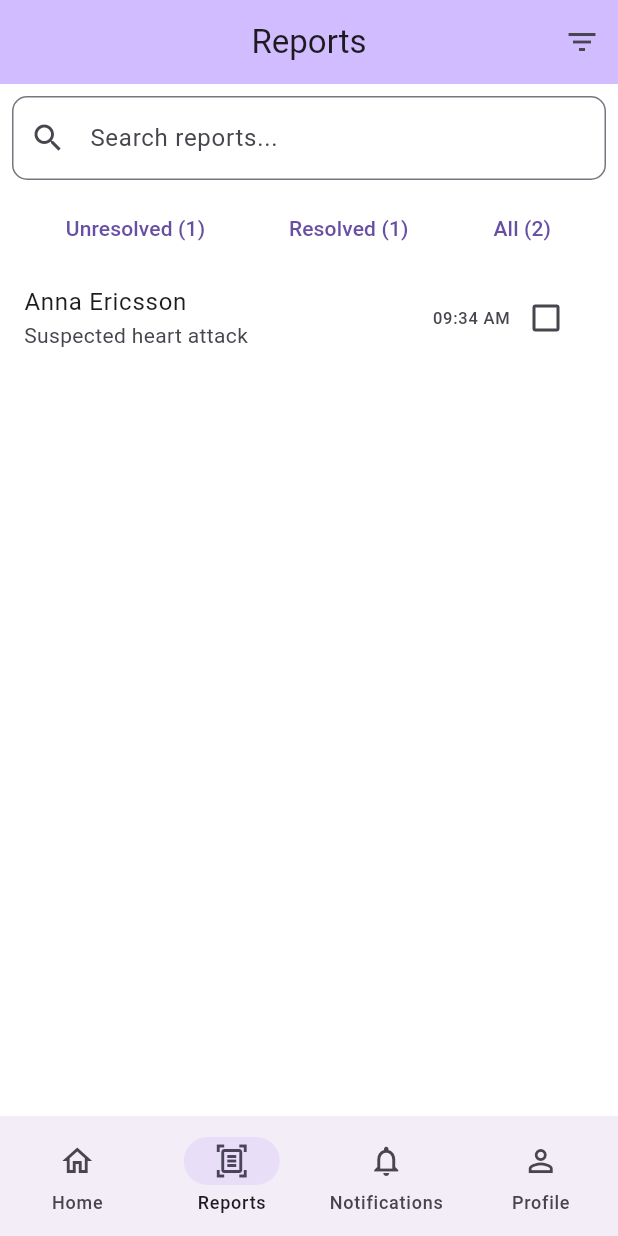
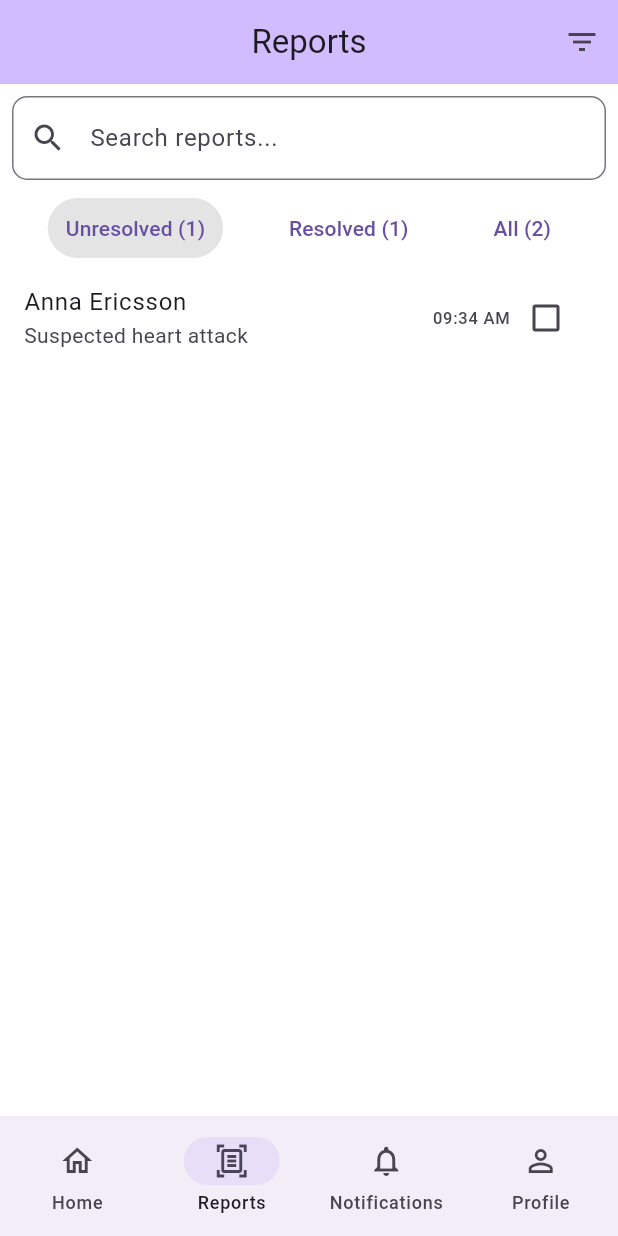
Before and after one commit to JonatanLindh/MediCall, a Flutter app: the DoctorReportsScreen screen opened by its route, on a phone screen of 412 x 824 dp. Run offline on Flutter 3.47's test engine with Material 3 defaults, Android fonts, the phone set to English and light mode, and no system bars; our stand-ins replace bloc, flutter_bloc, flutter_hooks, go_router.

Commit message:
feat: implement DoctorReportsCubit and DoctorReportsState for report management

```diff
--- /dev/null
+++ b/app/lib/screens/doctor/reports/cubit/doctor_reports_state.dart
@@ -0,0 +1,47 @@
+part of 'doctor_reports_cubit.dart';
+
+enum ReportStatus { unresolved, resolved, all }
+
+class DoctorReportsState {
+  DoctorReportsState(this.reports, this.statusFilter, this.searchText)
+      : unresolvedCount = reports.where((r) => !r.resolved).length,
+        resolvedCount = reports.where((r) => r.resolved).length,
+        allCount = reports.length,
+        filteredReports = reports.where((report) {
+          final matchStatus = statusFilter == ReportStatus.all ||
+              (statusFilter == ReportStatus.resolved && report.resolved) ||
+              (statusFilter == ReportStatus.unresolved && !report.resolved);
+
+          final matchSearch = '${report.name} ${report.description}'
+              .toLowerCase()
+              .contains(searchText.toLowerCase());
+
+          return matchStatus && matchSearch;
+        }).toList();
+
+  final List<Report> reports;
+
+  final int unresolvedCount;
+  final int resolvedCount;
+  final int allCount;
+
+  final String searchText;
+  final ReportStatus statusFilter;
+  final List<Report> filteredReports;
+
+  DoctorReportsState copyWith({
+    List<Report>? reports,
+    ReportStatus? statusFilter,
+    String? searchText,
+  }) {
+    return DoctorReportsState(
+      reports ?? this.reports,
+      statusFilter ?? this.statusFilter,
+      searchText ?? this.searchText,
+    );
+  }
+}
+
+final class DoctorReportsInitial extends DoctorReportsState {
+  DoctorReportsInitial() : super(fakeReports, ReportStatus.unresolved, '');
+}
--- /dev/null
+++ b/app/lib/screens/doctor/reports/data/report.dart
@@ -0,0 +1,31 @@
+class Report {
+  Report({
+    required this.id,
+    required this.name,
+    required this.description,
+    required this.time,
+    this.resolved = false,
+  });
+
+  final String id;
+  final String name;
+  final String description;
+  final String time;
+  bool resolved;
+}
+
+final List<Report> fakeReports = [
+  Report(
+    id: '1',
+    name: 'Anna Ericsson',
+    description: 'Suspected heart attack',
+    time: '09:34 AM',
+  ),
+  Report(
+    id: '2',
+    name: 'Sven Pettersson',
+    description: 'Fever',
+    time: 'April 14',
+    resolved: true,
+  ),
+];
--- a/app/lib/screens/doctor/reports/view/doctor_reports_screen.dart
+++ b/app/lib/screens/doctor/reports/view/doctor_reports_screen.dart
@@ -1,38 +1,31 @@
 import 'package:flutter/material.dart';
+import 'package:flutter_bloc/flutter_bloc.dart';
+import 'package:flutter_hooks/flutter_hooks.dart';
+import 'package:go_router/go_router.dart';
+import 'package:medicall/screens/doctor/reports/cubit/doctor_reports_cubit.dart';
 
-class DoctorReportsScreen extends StatefulWidget {
+class DoctorReportsScreen extends HookWidget {
   const DoctorReportsScreen({super.key});
 
-  @override
-  State<DoctorReportsScreen> createState() => _DoctorReportsPageState();
+  void filter(BuildContext context, ReportStatus status) {
+    context.read<DoctorReportsCubit>().filterStatus(status);
   }
-
-class _DoctorReportsPageState extends State<DoctorReportsScreen> {
-  final TextEditingController _searchController = TextEditingController();
-  String _filter = 'unresolved'; // 'unresolved' or 'resolved'
-
-  final List<Report> _reports = [
-    Report(name: 'Anna Ericsson', description: 'Suspected heart attack', time: '09:34 AM', resolved: false),
-    Report(name: 'Sven Pettersson', description: 'Fever', time: 'April 14', resolved: true),
-  ];
 
   @override
   Widget build(BuildContext context) {
-    final filteredReports = _reports.where((r) {
-      final matchFilter = _filter == 'unresolved'
-          ? !r.resolved
-          : _filter == 'resolved'
-              ? r.resolved
-              : true; // 'all' case
-      final matchSearch = '${r.name} ${r.description}'.toLowerCase().contains(_searchController.text.toLowerCase());
-      return matchFilter && matchSearch;
-    }).toList();
+    final searchController = useTextEditingController();
 
-    final unresolvedCount = _reports.where((r) => !r.resolved).length;
-    final resolvedCount = _reports.where((r) => r.resolved).length;
-    final allCount = _reports.length;
+    return BlocProvider(
+      create: (context) {
+        final cubit = DoctorReportsCubit();
 
-    return Scaffold(
+        searchController.addListener(() {
+          cubit.searchChanged(searchController.text);
+        });
+
+        return cubit;
+      },
+      child: Scaffold(
         backgroundColor: Colors.white,
         appBar: AppBar(
           title: const Text('Reports'),
@@ -41,78 +34,89 @@ class _DoctorReportsPageState extends State<DoctorReportsScreen> {
             IconButton(
               icon: const Icon(Icons.filter_list),
               onPressed: () {
-              showModalBottomSheet(
+                showModalBottomSheet<void>(
                   context: context,
-                builder: (context) => Column(
+                  builder: (context) =>
+                      BlocBuilder<DoctorReportsCubit, DoctorReportsState>(
+                    builder: (context, state) {
+                      return Column(
                         mainAxisSize: MainAxisSize.min,
                         children: [
                           ListTile(
-                      title: Text('Unresolved ($unresolvedCount)'),
+                            title: Text(
+                              'Unresolved (${state.unresolvedCount})',
+                            ),
                             onTap: () {
-                        setState(() => _filter = 'unresolved');
-                        Navigator.pop(context);
+                              filter(context, ReportStatus.unresolved);
+                              context.pop();
                             },
                           ),
                           ListTile(
-                      title: Text('Resolved ($resolvedCount)'),
+                            title: Text('Resolved (${state.resolvedCount})'),
                             onTap: () {
-                        setState(() => _filter = 'resolved');
-                        Navigator.pop(context);
+                              filter(context, ReportStatus.resolved);
+                              context.pop();
                             },
                           ),
                           ListTile(
-                      title: Text('All ($allCount)'),
+                            title: Text('All (${state.allCount})'),
                             onTap: () {
-                        setState(() => _filter = 'all');
-                        Navigator.pop(context);
+                              filter(context, ReportStatus.all);
+                              context.pop();
+                            },
+                          ),
+                        ],
+                      );
+                    },
+                  ),
+                );
               },
             ),
           ],
         ),
-              );
-            },
-          )
-        ],
-      ),
-      body: Column(
+        body: BlocBuilder<DoctorReportsCubit, DoctorReportsState>(
+          builder: (context, state) {
+            return Column(
               children: [
                 Padding(
-            padding: const EdgeInsets.all(8.0),
+                  padding: const EdgeInsets.all(8),
                   child: TextField(
-              controller: _searchController,
+                    controller: searchController,
                     decoration: InputDecoration(
                       hintText: 'Search reports...',
                       prefixIcon: const Icon(Icons.search),
                       border: OutlineInputBorder(
                         borderRadius: BorderRadius.circular(10),
-                  borderSide: const BorderSide(color: Colors.grey, width: 1),
+                        borderSide: const BorderSide(color: Colors.grey),
                       ),
                     ),
-              onChanged: (_) => setState(() {}),
                   ),
                 ),
                 Row(
                   mainAxisAlignment: MainAxisAlignment.spaceEvenly,
                   children: [
-              TextButton(
-                onPressed: () => setState(() => _filter = 'unresolved'),
-                child: Text('Unresolved ($unresolvedCount)'),
+                    FilterButton(
+                      state: state,
+                      filter: ReportStatus.unresolved,
+                      text: 'Unresolved (${state.unresolvedCount})',
                     ),
-              TextButton(
-                onPressed: () => setState(() => _filter = 'resolved'),
-                child: Text('Resolved ($resolvedCount)'),
+                    FilterButton(
+                      state: state,
+                      filter: ReportStatus.resolved,
+                      text: 'Resolved (${state.resolvedCount})',
                     ),
-              TextButton(
-                onPressed: () => setState(() => _filter = 'all'),
-                child: Text('All ($allCount)'),
+                    FilterButton(
+                      state: state,
+                      filter: ReportStatus.all,
+                      text: 'All (${state.allCount})',
                     ),
                   ],
                 ),
                 Expanded(
                   child: ListView.builder(
-              itemCount: filteredReports.length,
+                    itemCount: state.filteredReports.length,
                     itemBuilder: (context, index) {
-                final report = filteredReports[index];
+                      final report = state.filteredReports[index];
                       return ListTile(
                         title: Text(report.name),
                         subtitle: Text(report.description),
@@ -123,9 +127,10 @@ class _DoctorReportsPageState extends State<DoctorReportsScreen> {
                             Checkbox(
                               value: report.resolved,
                               onChanged: (val) {
-                          setState(() {
-                            report.resolved = val!;
-                          });
+                                if (val == null) return;
+                                context
+                                    .read<DoctorReportsCubit>()
+                                    .setResolved(id: report.id, value: val);
                               },
                             ),
                           ],
@@ -135,21 +140,36 @@ class _DoctorReportsPageState extends State<DoctorReportsScreen> {
                   ),
                 ),
               ],
+            );
+          },
+        ),
       ),
     );
   }
 }
 
-class Report {
-  final String name;
-  final String description;
-  final String time;
-  bool resolved;
+class FilterButton extends StatelessWidget {
+  const FilterButton({
+    required this.state,
+    required this.filter,
+    required this.text,
+    super.key,
+  });
 
-  Report({
-    required this.name,
-    required this.description,
-    required this.time,
-    this.resolved = false,
-  });
+  final ReportStatus filter;
+  final DoctorReportsState state;
+  final String text;
+
+  @override
+  Widget build(BuildContext context) {
+    return TextButton(
+      style: TextButton.styleFrom(
+        backgroundColor: state.statusFilter == filter
+            ? Theme.of(context).highlightColor
+            : Colors.transparent,
+      ),
+      onPressed: () => context.read<DoctorReportsCubit>().filterStatus(filter),
+      child: Text(text),
+    );
   }
+}
```
Also changed, not shown: app/lib/screens/doctor/reports/cubit/doctor_reports_cubit.dart (added, +35 -0 lines). Lines whose indentation alone changed are shown as unchanged.
